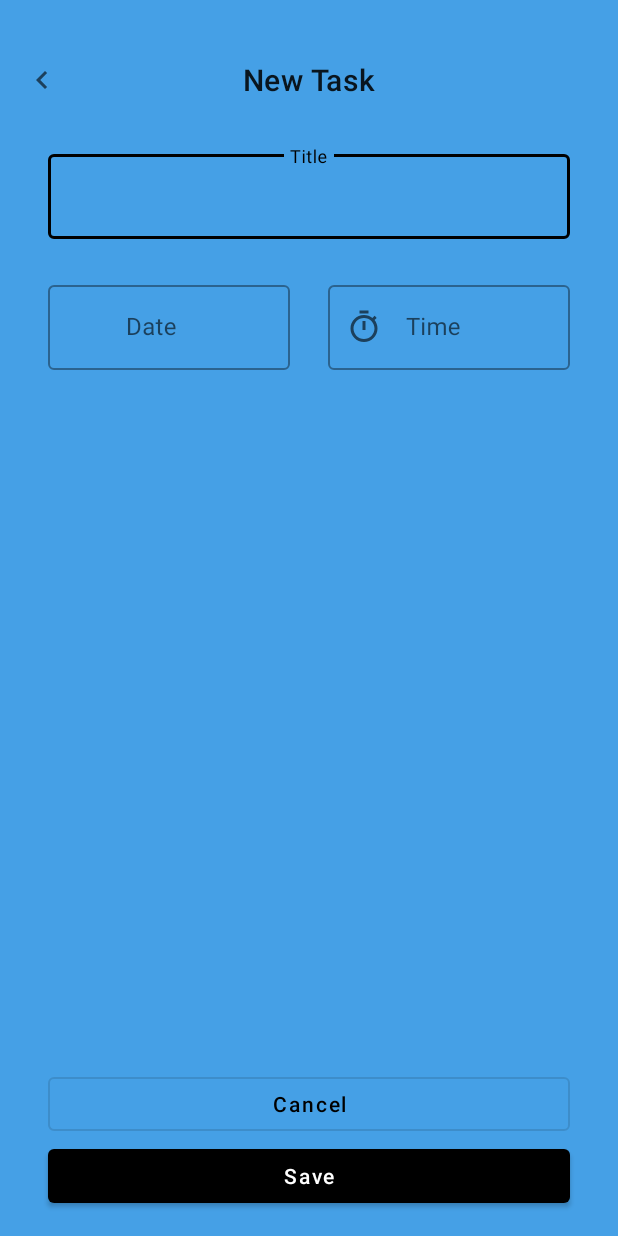
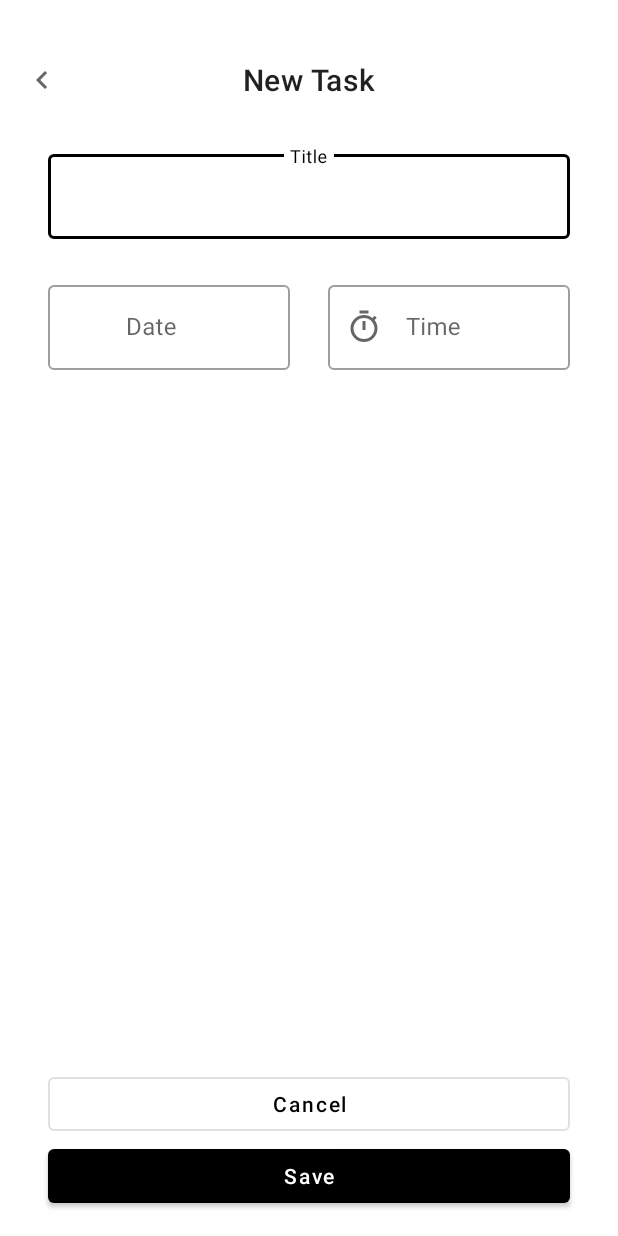
Before and after one commit to biosbio/LIsta_de_Tarefas, an Android app: the layout add_tarefas.xml on its own in the app's theme, with its tools: preview values and no code run, on a phone screen of 412 x 824 dp. Run offline under Robolectric (Android 15) with nearby library versions, the phone set to English and light mode, and no system bars.

Commit message:
Atualizando a cor do background do layout

```diff
--- a/app/src/main/res/layout/add_tarefas.xml
+++ b/app/src/main/res/layout/add_tarefas.xml
@@ -1,10 +1,7 @@
-<?xml version="1.0" encoding="utf-8"?>
-<?xml version="1.0" encoding="utf-8"?>
 <androidx.constraintlayout.widget.ConstraintLayout xmlns:android="http://schemas.android.com/apk/res/android"
     xmlns:app="http://schemas.android.com/apk/res-auto"
     android:layout_width="match_parent"
-    android:layout_height="match_parent"
-    android:background="@color/lightblue">
+    android:layout_height="match_parent">
 
     <com.google.android.material.appbar.MaterialToolbar
         android:id="@+id/toolbar"
```
